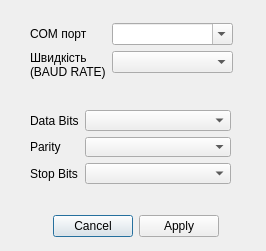
The window that dialogcomport.ui (uzername/ModBusScanner) describes before a commit, drawn with Qt 5.
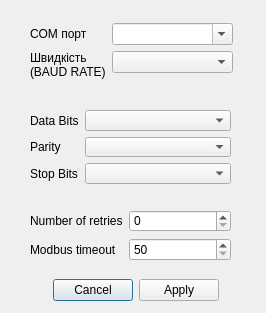
The same window after the commit.

Commit message: modified connection dialog

```diff
--- a/dialogcomport.ui
+++ b/dialogcomport.ui
@@ -7,7 +7,7 @@
     <x>0</x>
     <y>0</y>
     <width>266</width>
-    <height>251</height>
+    <height>313</height>
    </rect>
   </property>
   <property name="windowTitle">
@@ -17,7 +17,7 @@
    <property name="geometry">
     <rect>
      <x>30</x>
-     <y>210</y>
+     <y>274</y>
      <width>211</width>
      <height>32</height>
     </rect>
@@ -74,7 +74,7 @@
     </item>
    </layout>
   </widget>
-  <widget class="QWidget" name="">
+  <widget class="QWidget" name="layoutWidget">
    <property name="geometry">
     <rect>
      <x>30</x>
@@ -116,6 +116,45 @@
     </item>
    </layout>
   </widget>
+  <widget class="QWidget" name="">
+   <property name="geometry">
+    <rect>
+     <x>30</x>
+     <y>210</y>
+     <width>201</width>
+     <height>51</height>
+    </rect>
+   </property>
+   <layout class="QFormLayout" name="formLayout_3">
+    <item row="0" column="0">
+     <widget class="QLabel" name="label_6">
+      <property name="text">
+       <string>Number of retries</string>
+      </property>
+     </widget>
+    </item>
+    <item row="0" column="1">
+     <widget class="QSpinBox" name="spinBoxRetries"/>
+    </item>
+    <item row="1" column="0">
+     <widget class="QLabel" name="label_7">
+      <property name="text">
+       <string>Modbus timeout</string>
+      </property>
+     </widget>
+    </item>
+    <item row="1" column="1">
+     <widget class="QSpinBox" name="spinBoxTimeout">
+      <property name="minimum">
+       <number>50</number>
+      </property>
+      <property name="maximum">
+       <number>5000</number>
+      </property>
+     </widget>
+    </item>
+   </layout>
+  </widget>
  </widget>
  <resources/>
  <connections>
```
Left out of the diff: 2 changed lines with no effect on the pictures. The commit also changes 2 other files.
